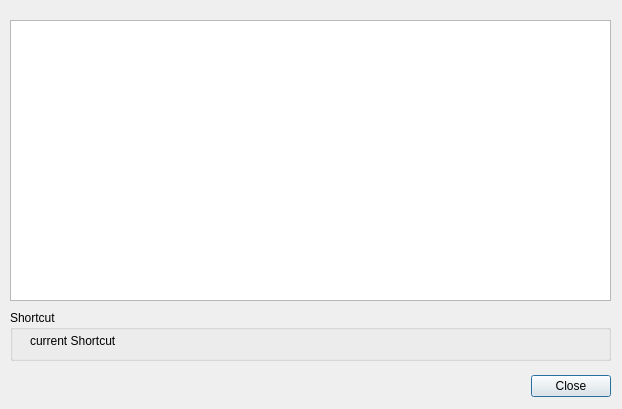
Above: x64_dbg_gui/Project/Src/Gui/ShortcutsDialog.ui from x64dbg/x64dbg before the change. Below: the same form after it.
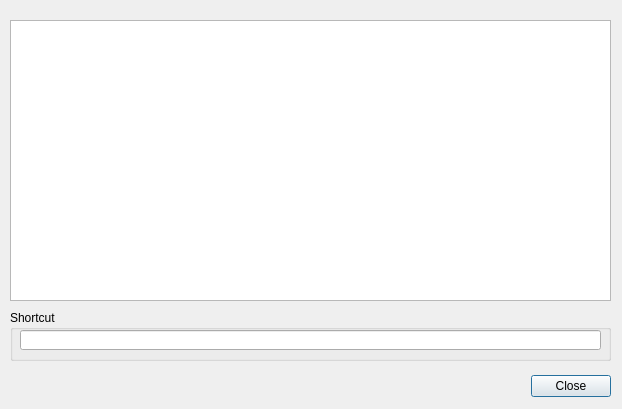
That is the form after the change. Icons and pictures are not drawn. Custom widgets are drawn as their Qt base class.

Commit message: GUI: fixed Shortcuts customization + added donate button

Patch:
```diff
--- a/x64_dbg_gui/Project/Src/Gui/ShortcutsDialog.ui
+++ b/x64_dbg_gui/Project/Src/Gui/ShortcutsDialog.ui
@@ -55,27 +55,25 @@
    <property name="title">
     <string>Shortcut</string>
    </property>
-   <widget class="QWidget" name="layoutWidget">
+   <widget class="ShortcutEdit" name="shortcutEdit">
     <property name="geometry">
      <rect>
-      <x>20</x>
+      <x>10</x>
       <y>20</y>
-      <width>561</width>
-      <height>22</height>
+      <width>581</width>
+      <height>20</height>
      </rect>
     </property>
-    <layout class="QHBoxLayout" name="horizontalLayout">
-     <item>
-      <widget class="QLabel" name="label">
-       <property name="text">
-        <string>current Shortcut</string>
-       </property>
-      </widget>
-     </item>
-    </layout>
    </widget>
   </widget>
  </widget>
+ <customwidgets>
+  <customwidget>
+   <class>ShortcutEdit</class>
+   <extends>QLineEdit</extends>
+   <header>ShortcutEdit.h</header>
+  </customwidget>
+ </customwidgets>
  <resources>
   <include location="../../resource.qrc"/>
  </resources>
```
The commit also changes 11 other files.
